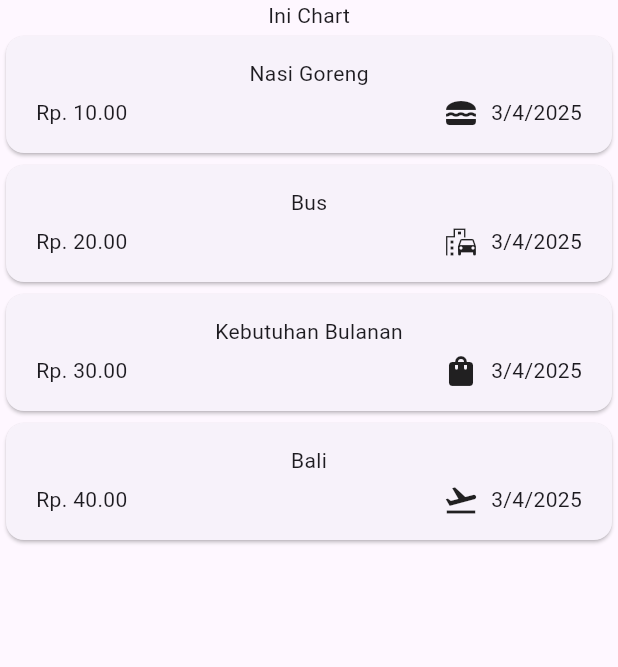
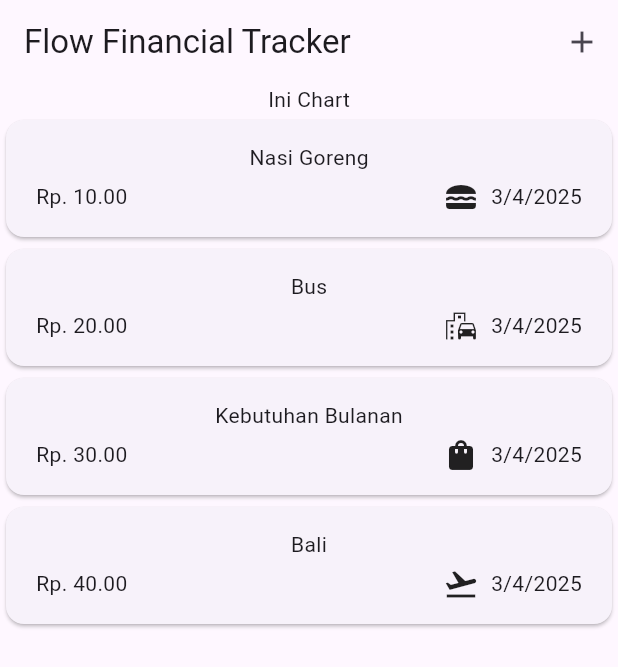
Before and after one commit to bagoesrex/FlowFin-App, a Flutter app: the screen it shows after launch, on a phone screen of 412 x 824 dp. Shown: the top 667 px of the screen. Run offline on Flutter 3.47's test engine with Material 3 defaults, Android fonts, the phone set to English and light mode, and no system bars.

Commit message:
feat: implement modalbottomsheet for add expense

```diff
--- a/lib/expenses.dart
+++ /dev/null
@@ -1,31 +0,0 @@
-import 'package:flow_fin/widgets/expenses_list/expenses_list.dart';
-import 'package:flow_fin/models/expense.dart';
-import 'package:flutter/material.dart';
-
-class Expenses extends StatefulWidget {
-  const Expenses({super.key});
-
-  @override
-  State<Expenses> createState() {
-    return _ExpensesState();
-  }
-}
-
-class _ExpensesState extends State<Expenses> {
-  final List<Expense> _registeredExpenses = [
-    Expense(title: 'Nasi Goreng', amount: 10, date: DateTime.now(), category: Category.food),
-    Expense(title: 'Bus', amount: 20, date: DateTime.now(), category: Category.transport),
-    Expense(title: 'Kebutuhan Bulanan', amount: 30, date: DateTime.now(), category: Category.shopping),
-    Expense(title: 'Bali', amount: 40, date: DateTime.now(), category: Category.travel),
-  ];
-
-  @override
-  Widget build(BuildContext context) {
-    return Scaffold(body: Column(
-      children: [
-        Text('Ini Chart'),
-        Expanded(child: ExpensesList(expenses: _registeredExpenses)),
-      ],
-    ),);
-  }
-}
--- /dev/null
+++ b/lib/widgets/expenses.dart
@@ -0,0 +1,70 @@
+import 'package:flow_fin/widgets/expenses_list/expenses_list.dart';
+import 'package:flow_fin/models/expense.dart';
+import 'package:flow_fin/widgets/new_expense.dart';
+import 'package:flutter/material.dart';
+
+class Expenses extends StatefulWidget {
+  const Expenses({super.key});
+
+  @override
+  State<Expenses> createState() {
+    return _ExpensesState();
+  }
+}
+
+class _ExpensesState extends State<Expenses> {
+  final List<Expense> _registeredExpenses = [
+    Expense(
+      title: 'Nasi Goreng',
+      amount: 10,
+      date: DateTime.now(),
+      category: Category.food,
+    ),
+    Expense(
+      title: 'Bus',
+      amount: 20,
+      date: DateTime.now(),
+      category: Category.transport,
+    ),
+    Expense(
+      title: 'Kebutuhan Bulanan',
+      amount: 30,
+      date: DateTime.now(),
+      category: Category.shopping,
+    ),
+    Expense(
+      title: 'Bali',
+      amount: 40,
+      date: DateTime.now(),
+      category: Category.travel,
+    ),
+  ];
+
+  void _openAddExpenseOverlay() {
+    showModalBottomSheet(
+      context: context,
+      builder: (ctx) => const NewExpense(),
+    );
+  }
+
+  @override
+  Widget build(BuildContext context) {
+    return Scaffold(
+      appBar: AppBar(
+        title: const Text('Flow Financial Tracker'),
+        actions: [
+          IconButton(
+            onPressed: _openAddExpenseOverlay,
+            icon: const Icon(Icons.add),
+          ),
+        ],
+      ),
+      body: Column(
+        children: [
+          Text('Ini Chart'),
+          Expanded(child: ExpensesList(expenses: _registeredExpenses)),
+        ],
+      ),
+    );
+  }
+}
```
Also changed, not shown: lib/main.dart (+4 -3 lines), lib/widgets/new_expense.dart (added, +81 -0 lines).
